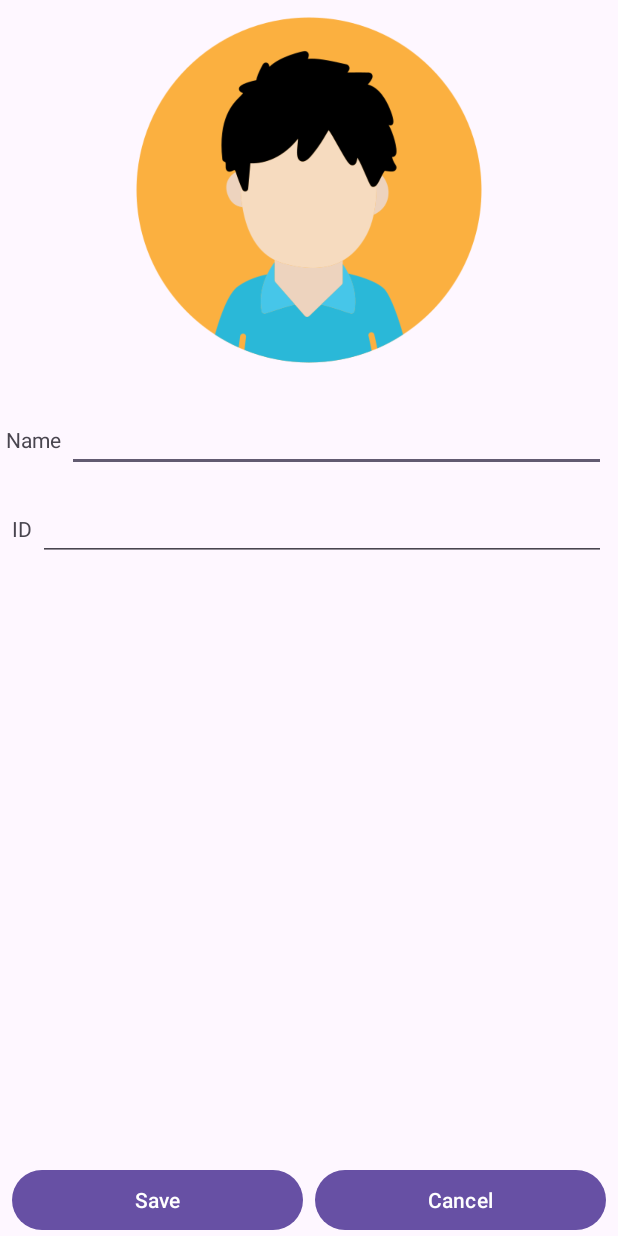
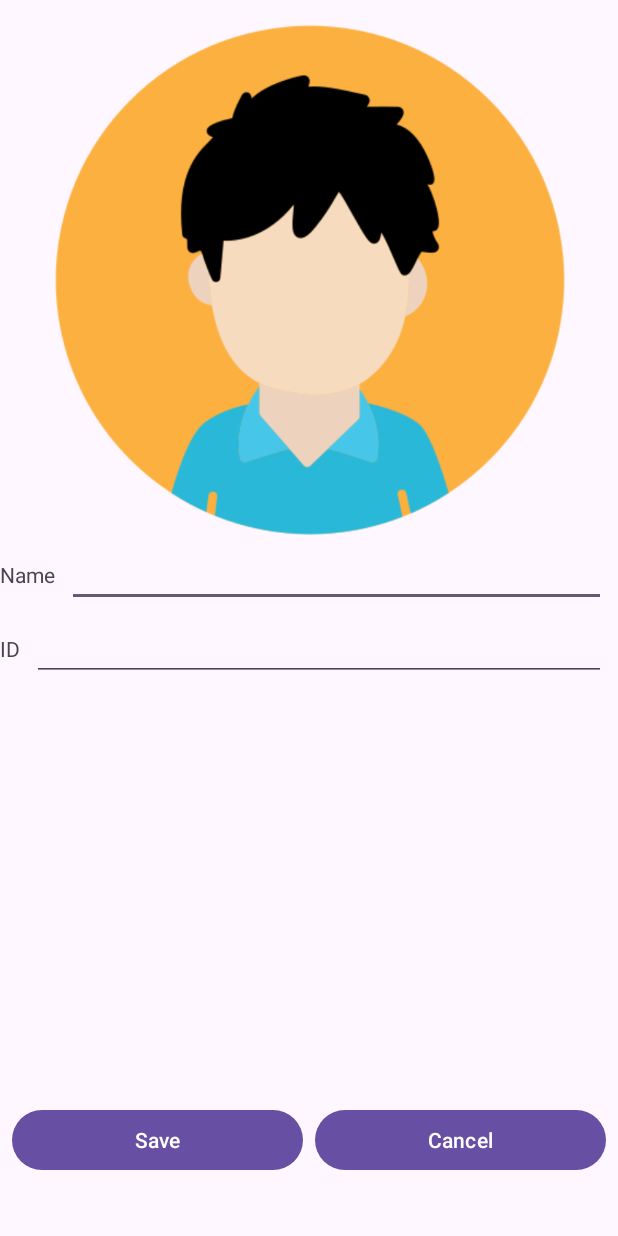
Before and after one commit to nitzanh2000/Students-App-Colman, an Android app: the AddStudentActivity screen opened directly, with no data from a screen before it, on a phone screen of 412 x 824 dp. Run offline under Robolectric (Android 15) with nearby library versions, the phone set to English and light mode, and no system bars.

Commit message:
feat: create add student activity

```diff
--- a/app/src/main/java/com/idz/colman24class1/AddStudentActivity.kt
+++ b/app/src/main/java/com/idz/colman24class1/AddStudentActivity.kt
@@ -8,7 +8,8 @@ import androidx.activity.enableEdgeToEdge
 import androidx.appcompat.app.AppCompatActivity
 import androidx.core.view.ViewCompat
 import androidx.core.view.WindowInsetsCompat
-import java.time.temporal.TemporalField
+import com.idz.colman24class1.model.Model
+import com.idz.colman24class1.model.Student
 
 class AddStudentActivity : AppCompatActivity() {
     override fun onCreate(savedInstanceState: Bundle?) {
@@ -21,18 +22,22 @@ class AddStudentActivity : AppCompatActivity() {
             insets
         }
 
-        val saveButton: Button = findViewById(R.id.add_student_save_button)
-        val cancelButton: Button = findViewById(R.id.add_student_cancel_button)
-        val nameTextField: EditText = findViewById(R.id.add_student_name_text_field)
-        val idTextField: EditText = findViewById(R.id.add_student_id_text_field)
-        val savedTextField: TextView = findViewById(R.id.add_student_success_saved_text_view)
+        val saveButton: Button = findViewById(R.id.add_student_activity_save_button)
+        val cancelButton: Button = findViewById(R.id.add_student_activity_cancel_button)
 
-        saveButton.setOnClickListener {
-            savedTextField.text = "${nameTextField.text} ${idTextField.text} is saved...!!!"
-        }
+        val nameEditText: EditText = findViewById(R.id.add_student_activity_name_edit_text)
+        val idEditText: EditText = findViewById(R.id.add_student_activity_id_edit_text)
+
+        val savedMessageTextView: TextView = findViewById(R.id.add_student_activity_save_message_text_view)
 
         cancelButton.setOnClickListener {
             finish()
         }
+
+        saveButton.setOnClickListener {
+            val student: Student = Student(nameEditText.text.toString(), idEditText.text.toString(), "", false)
+            Model.shared.students.add(student)
+            finish()
+        }
     }
 }
--- a/app/src/main/java/com/idz/colman24class1/MainActivity.kt
+++ b/app/src/main/java/com/idz/colman24class1/MainActivity.kt
@@ -10,42 +10,23 @@ import androidx.core.view.ViewCompat
 import androidx.core.view.WindowInsetsCompat
 
 class MainActivity : AppCompatActivity() {
-
     override fun onCreate(savedInstanceState: Bundle?) {
         super.onCreate(savedInstanceState)
         enableEdgeToEdge()
-
         setContentView(R.layout.activity_main)
-
         ViewCompat.setOnApplyWindowInsetsListener(findViewById(R.id.main)) { v, insets ->
             val systemBars = insets.getInsets(WindowInsetsCompat.Type.systemBars())
             v.setPadding(systemBars.left, systemBars.top, systemBars.right, systemBars.bottom)
             insets
         }
 
-        // TODO: 1. Button to navigate to Add Student ✅
-        // TODO: 2. Create a button listener
-        // TODO: 3. Create an intent
+        // TODO: Step 1 - Add Student Button ✅
+        // TODO: Step 2 - Navigate to AddStudentActivity
+        // TODO: Step 3 - Create AddStudentLayout
+        // TODO: Step 4 - Save Student
 
-        val addStudentButton: Button = findViewById(R.id.main_activity_add_student_button)
-
-//        class MyListener: View.OnClickListener {
-//            override fun onClick(v: View?) {
-//                TODO("Not yet implemented")
-//            }
-//        }
-//
-//        val listener = MyListener()
-//        addStudentButton.setOnClickListener(listener)
-
-//        addStudentButton.setOnClickListener(object : View.OnClickListener {
-//            override fun onClick(v: View?) {
-//                TODO("Not yet implemented")
-//            }
-//        })
-
+        val addStudentButton: Button = findViewById(R.id.main_acitivity_add_student_button)
         addStudentButton.setOnClickListener {
-
             val intent = Intent(this, AddStudentActivity::class.java)
             startActivity(intent)
         }
--- a/app/src/main/res/layout/activity_add_student.xml
+++ b/app/src/main/res/layout/activity_add_student.xml
@@ -8,9 +8,9 @@
     tools:context=".AddStudentActivity">
 
     <ImageView
-        android:id="@+id/add_student_avatar_image_view"
-        android:layout_width="0dp"
-        android:layout_height="253dp"
+        android:id="@+id/imageView"
+        android:layout_width="424dp"
+        android:layout_height="373dp"
         android:scaleType="centerInside"
         app:layout_constraintEnd_toEndOf="parent"
         app:layout_constraintStart_toStartOf="parent"
@@ -21,17 +21,15 @@
         android:id="@+id/textView"
         android:layout_width="wrap_content"
         android:layout_height="wrap_content"
-        android:layout_marginStart="4dp"
-        android:layout_marginTop="30dp"
         android:text="Name"
         app:layout_constraintStart_toStartOf="parent"
-        app:layout_constraintTop_toBottomOf="@+id/add_student_avatar_image_view" />
+        app:layout_constraintTop_toBottomOf="@+id/imageView" />
 
     <EditText
-        android:id="@+id/add_student_name_text_field"
+        android:id="@+id/add_student_activity_name_edit_text"
         android:layout_width="0dp"
         android:layout_height="wrap_content"
-        android:layout_marginStart="4dp"
+        android:layout_marginStart="8dp"
         android:layout_marginEnd="8dp"
         android:ems="10"
         android:inputType="text"
@@ -43,17 +41,16 @@
         android:id="@+id/textView2"
         android:layout_width="wrap_content"
         android:layout_height="wrap_content"
-        android:layout_marginStart="8dp"
-        android:layout_marginTop="40dp"
+        android:layout_marginTop="30dp"
         android:text="ID"
-        app:layout_constraintStart_toStartOf="parent"
+        app:layout_constraintStart_toStartOf="@+id/textView"
         app:layout_constraintTop_toBottomOf="@+id/textView" />
 
     <EditText
-        android:id="@+id/add_student_id_text_field"
+        android:id="@+id/add_student_activity_id_edit_text"
         android:layout_width="0dp"
         android:layout_height="wrap_content"
-        android:layout_marginStart="4dp"
+        android:layout_marginStart="8dp"
         android:layout_marginEnd="8dp"
         android:ems="10"
         android:inputType="text"
@@ -62,36 +59,38 @@
         app:layout_constraintStart_toEndOf="@+id/textView2" />
 
     <Button
-        android:id="@+id/add_student_save_button"
-        android:layout_width="0dp"
-        android:layout_height="wrap_content"
-        android:layout_marginStart="8dp"
-        android:layout_marginEnd="4dp"
-        android:text="Save"
-        app:layout_constraintBottom_toBottomOf="parent"
-        app:layout_constraintEnd_toStartOf="@+id/add_student_cancel_button"
-        app:layout_constraintHorizontal_bias="0.5"
-        app:layout_constraintStart_toStartOf="parent" />
-
-    <Button
-        android:id="@+id/add_student_cancel_button"
+        android:id="@+id/add_student_activity_cancel_button"
         android:layout_width="0dp"
         android:layout_height="wrap_content"
         android:layout_marginStart="4dp"
         android:layout_marginEnd="8dp"
         android:text="Cancel"
-        app:layout_constraintBaseline_toBaselineOf="@+id/add_student_save_button"
+        app:layout_constraintBaseline_toBaselineOf="@+id/add_student_activity_save_button"
         app:layout_constraintEnd_toEndOf="parent"
         app:layout_constraintHorizontal_bias="0.5"
-        app:layout_constraintStart_toEndOf="@+id/add_student_save_button" />
+        app:layout_constraintStart_toEndOf="@+id/add_student_activity_save_button" />
 
-    <TextView
-        android:id="@+id/add_student_success_saved_text_view"
+    <Button
+        android:id="@+id/add_student_activity_save_button"
         android:layout_width="0dp"
         android:layout_height="wrap_content"
         android:layout_marginStart="8dp"
-        android:layout_marginBottom="20dp"
-        app:layout_constraintBottom_toTopOf="@+id/add_student_save_button"
+        android:layout_marginEnd="4dp"
+        android:layout_marginBottom="40dp"
+        android:text="Save"
+        app:layout_constraintBottom_toBottomOf="parent"
+        app:layout_constraintEnd_toStartOf="@+id/add_student_activity_cancel_button"
+        app:layout_constraintHorizontal_bias="0.5"
+        app:layout_constraintStart_toStartOf="parent" />
+
+    <TextView
+        android:id="@+id/add_student_activity_save_message_text_view"
+        android:layout_width="0dp"
+        android:layout_height="wrap_content"
+        android:layout_marginStart="8dp"
+        android:layout_marginEnd="8dp"
+        android:layout_marginBottom="26dp"
+        app:layout_constraintBottom_toTopOf="@+id/add_student_activity_save_button"
         app:layout_constraintEnd_toEndOf="parent"
         app:layout_constraintStart_toStartOf="parent" />
 </androidx.constraintlayout.widget.ConstraintLayout>
--- a/app/src/main/res/layout/activity_main.xml
+++ b/app/src/main/res/layout/activity_main.xml
@@ -8,7 +8,7 @@
     tools:context=".MainActivity">
 
     <Button
-        android:id="@+id/main_activity_add_student_button"
+        android:id="@+id/main_acitivity_add_student_button"
         android:layout_width="0dp"
         android:layout_height="wrap_content"
         android:layout_marginStart="8dp"
```
Also changed, not shown: 1 other file.
